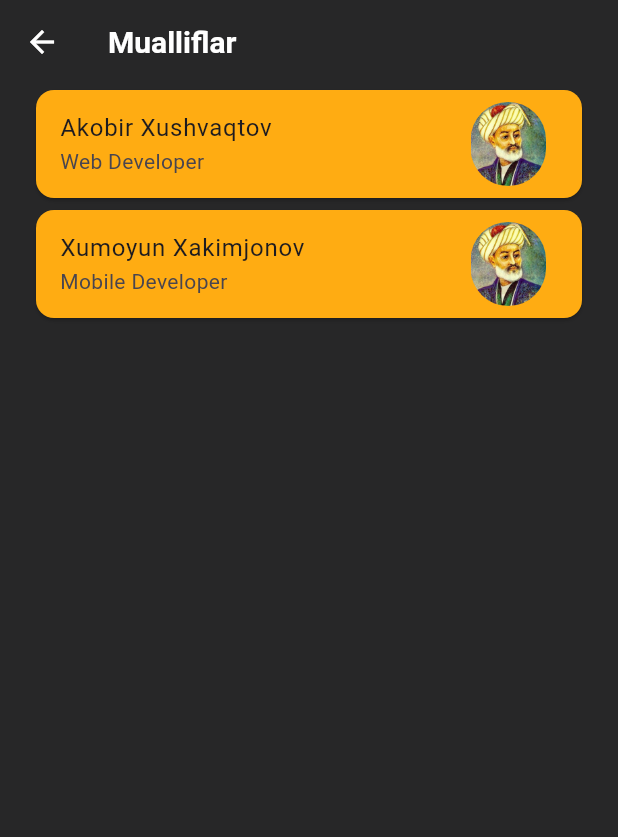
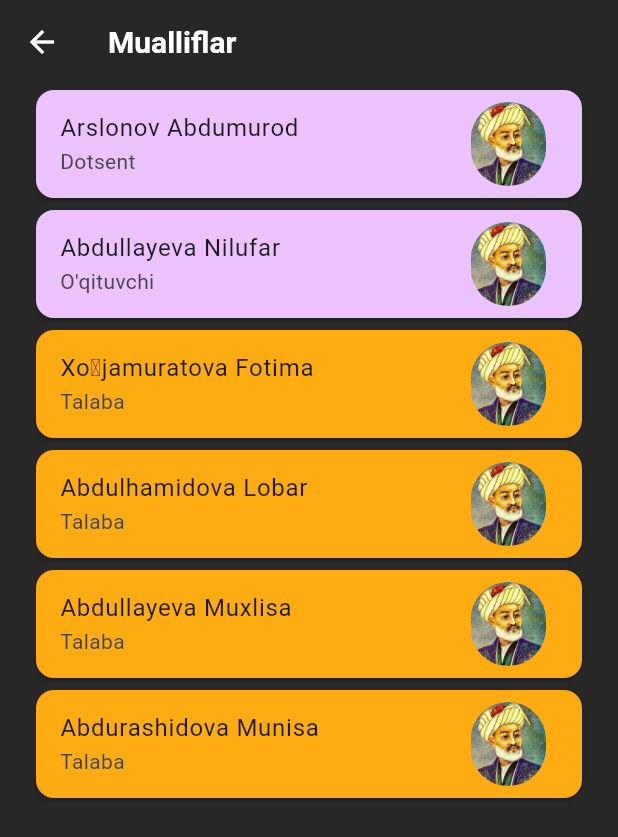
Before and after one commit to kumoyunf/Navoiy, a Flutter app: the screen it shows after launch, after a tap on "Mualliflar", on a phone screen of 412 x 824 dp. Shown: the top 837 px of the screen. Run offline on Flutter 3.47's test engine with Material 3 defaults, Android fonts, the phone set to English and light mode, and no system bars; our stand-ins replace hugeicons.

Commit message:
has been changed

```diff
--- a/lib/data/data.dart
+++ b/lib/data/data.dart
@@ -98,13 +98,114 @@ OʻzMUda „Xamsa“ni tadqiq etish borasida B.Qosimov, B.Akrom, H.Boltaboev, A.
   },
 ];
 
+enum Category {
+  dotsent, teacher, student
+}
+
 List<dynamic> authors = [
   {
-    "name": "Akobir Xushvaqtov",
-    "description": "Web Developer",
+    "name": "Arslonov Abdumurod",
+    "category": Category.dotsent,
+    "description": "Dotsent",
   },
   {
-    "name": "Xumoyun Xakimjonov",
-    "description": "Mobile Developer",
-  }
+    "name": "Abdullayeva Nilufar",
+    "category": Category.teacher,
+    "description": "O'qituvchi",
+  },
+  {
+    "name": "Xoʻjamuratova Fotima",
+    "category": Category.student,
+    "description": "Talaba",
+  },
+  {
+    "name": "Abdulhamidova Lobar",
+    "category": Category.student,
+    "description": "Talaba",
+  },
+  {
+    "name": "Abdullayeva Muxlisa",
+    "category": Category.student,
+    "description": "Talaba",
+  },
+  {
+    "name": "Abdurashidova Munisa",
+    "category": Category.student,
+    "description": "Talaba",
+  },
+  // {
+  //   "name": "Asatullayeva Durdona",
+  //   "category": Category.student,
+  //   "description": "Mobile Developer",
+  // },
+  // {
+  //   "name": "Choriyeva Mavluda",
+  //   "category": Category.student,
+  //   "description": "Mobile Developer",
+  // },
+  // {
+  //   "name": "Mamayusupova Nilufar",
+  //   "category": Category.student,
+  //   "description": "Mobile Developer",
+  // },
+  // {
+  //   "name": "Mirzayeva Dilorom",
+  //   "category": Category.student,
+  //   "description": "Mobile Developer",
+  // },
+  // {
+  //   "name": "Muqimova Feruza",
+  //   "category": Category.student,
+  //   "description": "Mobile Developer",
+  // },
+  // {
+  //   "name": "Murodova Zahro",
+  //   "category": Category.student,
+  //   "description": "Mobile Developer",
+  // },
+  // {
+  //   "name": "Moʻminova Muxlisa",
+  //   "category": Category.student,
+  //   "description": "Mobile Developer",
+  // },
+  // {
+  //   "name": "Normoʻminov Zohid",
+  //   "category": Category.student,
+  //   "description": "Mobile Developer",
+  // },
+  // {
+  //   "name": "Nazarova Mehriniso",
+  //   "category": Category.student,
+  //   "description": "Mobile Developer",
+  // },
+  // {
+  //   "name": "Orifxonova Nilufar",
+  //   "category": Category.student,
+  //   "description": "Mobile Developer",
+  // },
+  // {
+  //   "name": "Rahmonqulova Nargiza",
+  //   "category": Category.student,
+  //   "description": "Mobile Developer",
+  // },
+  // {
+  //   "name": "Xamidova Kamola",
+  //   "category": Category.student,
+  //   "description": "Mobile Developer",
+  // },
+  // {
+  //   "name": "Xolmirzayeva Dilnoza",
+  //   "category": Category.student,
+  //   "description": "Mobile Developer",
+  // },
+  // {
+  //   "name": "Xudoynazarova Dildora",
+  //   "category": Category.student,
+  //   "description": "Mobile Developer",
+  // },
+  // {
+  //   "name": "Ziyodullayeva Baxtiniso",
+  //   "category": Category.student,
+  //   "description": "Mobile Developer",
+  // }
 ];
--- a/lib/main.dart
+++ b/lib/main.dart
@@ -1,4 +1,5 @@
 import 'package:flutter/material.dart';
+import 'package:navoiy/provider/animation_provider.dart';
 import 'package:navoiy/provider/text_settings.dart';
 import 'package:provider/provider.dart';
 import 'router.dart';
@@ -6,9 +7,10 @@ import 'router.dart';
 void main() {
   // WidgetsFlutterBinding.ensureInitialized();
   // SystemChrome.setEnabledSystemUIMode(SystemUiMode.immersiveSticky);
-  runApp(MultiProvider(
-      providers: [ChangeNotifierProvider(create: (ctx) => TextSettings())],
-      child: const MainApp()));
+  runApp(MultiProvider(providers: [
+    ChangeNotifierProvider(create: (ctx) => TextSettings()),
+    ChangeNotifierProvider(create: (ctx) => AnimationProvider()),
+  ], child: const MainApp()));
 }
 
 class MainApp extends StatelessWidget {
--- a/lib/models/author_model.dart
+++ b/lib/models/author_model.dart
@@ -1,9 +1,12 @@
+import '../data/data.dart';
+
 class Author {
   final String name;
+  final Category category;
   final String description;
 
-  Author({required this.name, required this.description});
+  Author({required this.name, required this.category, required this.description});
 
   factory Author.fromJson(Map<String, dynamic> json) =>
-      Author(name: json['name'], description: json['description']);
+      Author(name: json['name'], category: json['category'], description: json['description']);
 }
--- a/lib/screens/author_screen.dart
+++ b/lib/screens/author_screen.dart
@@ -1,4 +1,5 @@
 import 'package:flutter/material.dart';
+import 'package:navoiy/data/data.dart';
 import 'package:navoiy/models/author_model.dart';
 import 'package:navoiy/utils/colors.dart';
 import 'package:navoiy/utils/styles.dart';
@@ -25,8 +26,22 @@ class AuthorScreen extends StatelessWidget {
           child: ListView.builder(
               itemCount: authors.length,
               itemBuilder: (context, index) {
+                Color cardColor;
+
+                switch (authors[index].category) {
+                  case Category.dotsent:
+                    cardColor = btnColor;
+                    break;
+                  case Category.teacher:
+                    cardColor = btnColor;
+                    break;
+                  case Category.student:
+                  default:
+                    cardColor = gold;
+                    break;
+                }
                 return Card(
-                  color: gold,
+                  color: cardColor,
                   child: ListTile(
                     title: Text(authors[index].name),
                     subtitle: Text(authors[index].description),
--- a/lib/screens/home_screen.dart
+++ b/lib/screens/home_screen.dart
@@ -1,12 +1,10 @@
 import 'package:flutter/material.dart';
-import 'package:hugeicons/hugeicons.dart';
 import 'package:navoiy/models/data_model.dart';
 import 'package:navoiy/service/data_service.dart';
 import 'package:navoiy/utils/colors.dart';
 import 'package:navoiy/utils/consts.dart';
 import 'package:navoiy/utils/styles.dart';
 import 'package:navoiy/widgets/footer.dart';
-import 'package:url_launcher/url_launcher.dart';
 
 class HomeScreen extends StatelessWidget {
   const HomeScreen({super.key});
@@ -53,6 +51,7 @@ class HomeScreen extends StatelessWidget {
               Padding(
                 padding: const EdgeInsets.symmetric(horizontal: 20.0),
                 child: ListView.separated(
+                  physics: const NeverScrollableScrollPhysics(),
                     shrinkWrap: true,
                     itemCount: DataService().getData().length,
                     separatorBuilder: (context, index) {
--- a/lib/utils/colors.dart
+++ b/lib/utils/colors.dart
@@ -5,7 +5,7 @@ const btnColor = Color(0xffecc2ff);
 const light = Color(0xffffffff);
 const gold = Color(0xffffac12);
 const dark = Color(0xff000000);
-const textColor = Color(0xff);
+const textColor = Color(0xff000000);
 
 const seaGreen = Color(0xff2E8B57);
 const khaki = Color(0xffF0E68C);
--- a/lib/widgets/footer.dart
+++ b/lib/widgets/footer.dart
@@ -16,8 +16,9 @@ class Footer extends StatelessWidget {
         children: [
           IconButton(
               onPressed: () async {
-                await launch('https://t.me/xumoyunf');
+                await launchUrl(Uri(scheme: 'https', path: 't.me/xumoyunf'));
               },
+              tooltip: "t.me/xumoyunf",
               icon: const HugeIcon(
                 icon: HugeIcons.strokeRoundedTelegram,
                 size: 40.0,
@@ -25,8 +26,9 @@ class Footer extends StatelessWidget {
               )),
           IconButton(
               onPressed: () async {
-                await launch('https://xakimjonov.aqulas.me');
+                await launchUrl(Uri(scheme: 'https', path: 'xakimjonov.aqulas.me'));
               },
+              tooltip: "https://xakimjonov.aqulas.me",
               icon: const HugeIcon(
                 icon: HugeIcons.strokeRoundedGlobe02,
                 size: 40.0,
@@ -36,6 +38,7 @@ class Footer extends StatelessWidget {
               onPressed: () async {
                 await launchUrl(Uri(scheme: 'tel', path: '+998958585424'));
               },
+              tooltip: "+998958585424",
               icon: const HugeIcon(
                 icon: HugeIcons.strokeRoundedCall,
                 size: 40,
--- a/pubspec.yaml
+++ b/pubspec.yaml
@@ -9,6 +9,7 @@ environment:
 dependencies:
   flutter:
     sdk: flutter
+  flutter_pdfview: ^1.3.4
   hugeicons: ^0.0.7
   provider: ^6.1.2
   url_launcher: ^6.3.1
```
Also changed, not shown: lib/provider/animation_provider.dart (added, +17 -0 lines), lib/screens/chapter_screen.dart (+56 -19 lines), lib/screens/view_screen.dart (+9 -5 lines), pubspec.lock, 13 other files.
